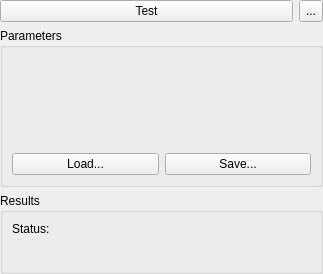
First picture: the form in AcfSln/Include/iqtinsp/CGeneralSupplierGuiComp.ui, repository ImagingTools/AcfPublic, before the edit.
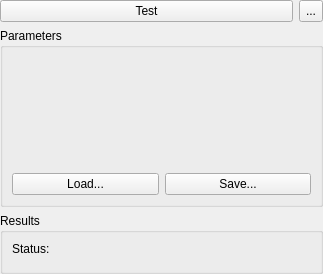
Second picture: the form after the edit. Icons and pictures are not drawn.

```diff
--- a/AcfSln/Include/iqtinsp/CGeneralSupplierGuiComp.ui
+++ b/AcfSln/Include/iqtinsp/CGeneralSupplierGuiComp.ui
@@ -181,7 +181,7 @@
         </property>
        </widget>
       </item>
-      <item row="1" column="0" colspan="2">
+      <item row="0" column="2">
        <widget class="QLabel" name="DescriptionLabel">
         <property name="text">
          <string/>
```
Left out of the diff: 20 changed lines with no effect on the pictures.
